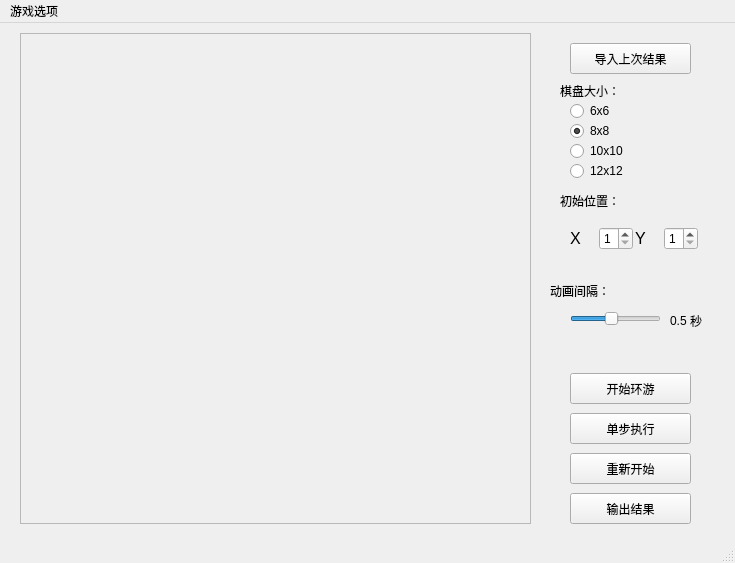
yuanyuanzijin/knight-gui, file knight.ui: the form before one commit.
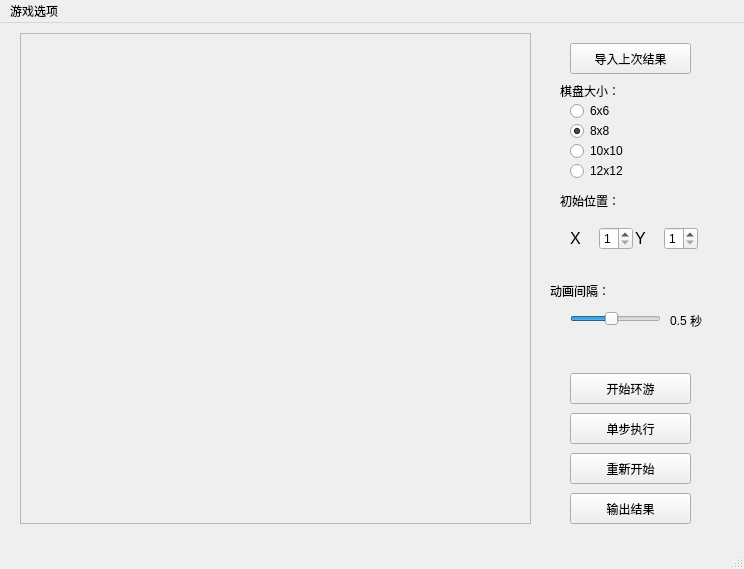
The form after the commit. Icons and pictures are not drawn.

What changed in the file:
```diff
--- a/knight.ui
+++ b/knight.ui
@@ -6,8 +6,8 @@
    <rect>
     <x>0</x>
     <y>0</y>
-    <width>735</width>
-    <height>563</height>
+    <width>744</width>
+    <height>569</height>
    </rect>
   </property>
   <property name="windowTitle">
@@ -404,7 +404,7 @@
     <rect>
      <x>0</x>
      <y>0</y>
-     <width>735</width>
+     <width>744</width>
      <height>23</height>
     </rect>
    </property>
```
Left out of the diff: 1 changed line with no effect on the pictures.
